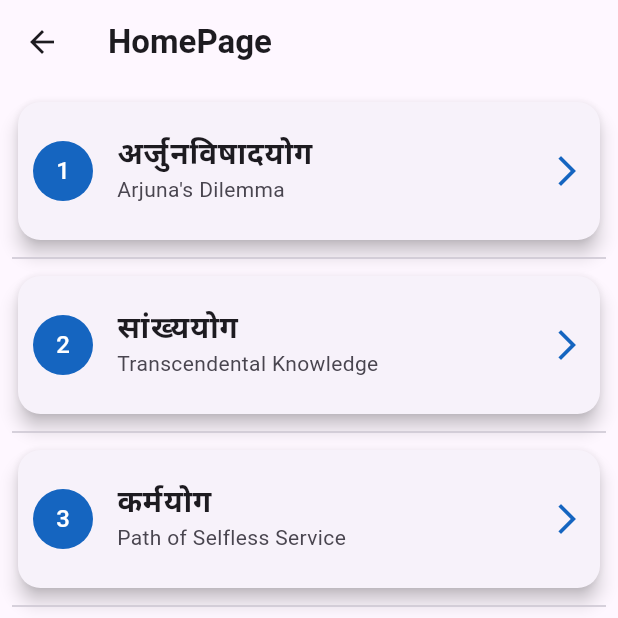
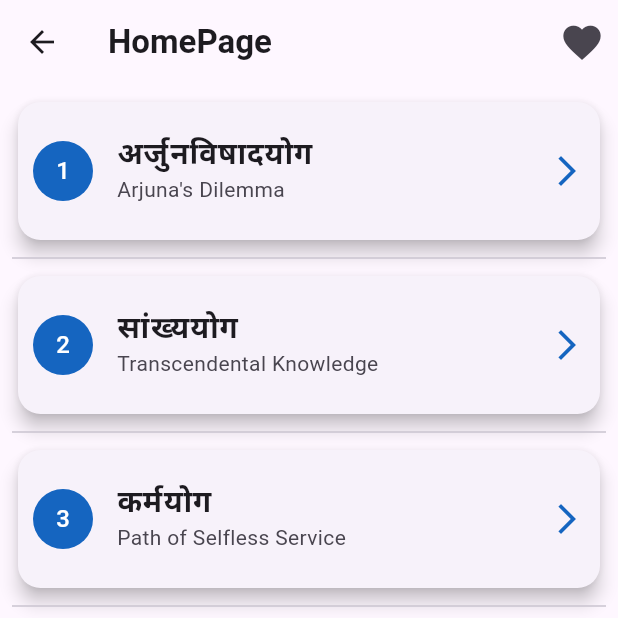
Before and after one commit to foramgondaliya/Departure, a Flutter app: the screen it shows after launch, after a tap on "Hindi", on a phone screen of 412 x 824 dp, the top half of it. Run offline on Flutter 3.47's test engine with Material 3 defaults, Android fonts, the phone set to English and light mode, and no system bars; missing offline and left inert: flutter_inappwebview; network calls fail.

Commit message:
17-07-2024

```diff
--- a/lib/Sceens/homePage.dart
+++ b/lib/Sceens/homePage.dart
@@ -30,6 +30,17 @@ class _HomePageState extends State<HomePage> {
           "HomePage",
           style: TextStyle(fontSize: 22, fontWeight: FontWeight.bold),
         ),
+        actions: [
+          IconButton(
+            onPressed: () {
+              Navigator.of(context).pushNamed('favouritePage',);
+            },
+            icon: Icon(
+              Icons.favorite,
+              size: 30,
+            ),
+          )
+        ],
       ),
       body: FutureBuilder(
         future: jsonData,
--- a/lib/Sceens/language.dart
+++ b/lib/Sceens/language.dart
@@ -1,135 +1,97 @@
 import 'package:bhagwatgita/Provider/themeProvider.dart';
+import 'package:flutter/cupertino.dart';
 import 'package:flutter/material.dart';
 import 'package:provider/provider.dart';
 
-class Language extends StatefulWidget {
-  const Language({super.key});
+class LanguagePage extends StatefulWidget {
+  const LanguagePage({Key? key}) : super(key: key);
 
   @override
-  State<Language> createState() => _LanguageState();
+  State<LanguagePage> createState() => _LanguagePageState();
 }
 
-class _LanguageState extends State<Language> {
+class _LanguagePageState extends State<LanguagePage> {
   @override
   Widget build(BuildContext context) {
     return Scaffold(
-      body: Column(
-        mainAxisAlignment: MainAxisAlignment.end,
+      body: Center(
+        child: Container(
+          decoration: BoxDecoration(
+            //color: Colors.amber,
+            image: DecorationImage(
+              fit: BoxFit.cover,
+              image: NetworkImage(
+                "https://i.pinimg.com/736x/95/b1/cc/95b1ccc7fd0a6ebb6ad4fbf16db54ec6.jpg",
+              ),
+            ),
+          ),
+          child: Stack(
             children: [
-          Switch(
+              Positioned(
+                top: 40,
+                right: 20,
+                child: Switch(
                   value: Provider.of<ThemeProvider>(context).istap,
                   onChanged: (val) {
                     Provider.of<ThemeProvider>(context, listen: false)
                         .changetheme(val);
-              }),
-          Stack(
-            children: [
-              Container(
-                decoration: BoxDecoration(
-                  image: DecorationImage(
-                    image: NetworkImage(
-                      "https://i.pinimg.com/736x/95/b1/cc/95b1ccc7fd0a6ebb6ad4fbf16db54ec6.jpg",
-                    ),
-                    fit: BoxFit.cover,
+                  },
                 ),
               ),
-              ),
-              Container(
-                color:
-                    Colors.black.withOpacity(0.5), // Semi-transparent overlay
-              ),
-              Padding(
-                padding: const EdgeInsets.symmetric(
-                    vertical: 80.0, horizontal: 16.0),
-                child: Column(
+              Column(
                 mainAxisAlignment: MainAxisAlignment.end,
                 children: [
-                    GestureDetector(
+                  Row(
+                    mainAxisAlignment: MainAxisAlignment.center,
+                    children: [
+                      Column(
+                        mainAxisAlignment: MainAxisAlignment.start,
+                        children: [
+                          Card(
+                            color: Colors.white.withOpacity(0.4),
+                            child: GestureDetector(
                               onTap: () {
                                 Navigator.of(context).pushNamed('homePage');
                               },
-                      child: Card(
-                        elevation: 8,
-                        shadowColor: Colors.black.withOpacity(0.2),
-                        shape: RoundedRectangleBorder(
-                          borderRadius: BorderRadius.circular(15),
-                        ),
                               child: Container(
                                 alignment: Alignment.center,
-                          height: 80,
-                          decoration: BoxDecoration(
-                            borderRadius: BorderRadius.circular(15),
-                            color: Colors.black.withOpacity(0.9),
-                          ),
-                          child: Row(
-                            mainAxisAlignment: MainAxisAlignment.center,
-                            children: [
-                              Icon(
-                                Icons.language,
-                                size: 30,
-                                color: Colors.white,
-                              ),
-                              SizedBox(width: 10),
-                              Text(
+                                height: 65,
+                                width: 400,
+                                child: Text(
                                   "Hindi",
-                                style: TextStyle(
-                                  fontSize: 22,
-                                  color: Colors.white,
-                                  fontWeight: FontWeight.bold,
-                                ),
-                              ),
-                            ],
+                                  style: TextStyle(color: Colors.white),
                                 ),
                               ),
                             ),
                           ),
-                    SizedBox(height: 20),
-                    GestureDetector(
+                          Card(
+                            color: Colors.white.withOpacity(0.4),
+                            child: GestureDetector(
                               onTap: () {
-                        Navigator.of(context).pushNamed('homePageEnglish');
+                                Navigator.of(context)
+                                    .pushNamed('homePageEnglish');
                               },
-                      child: Card(
-                        elevation: 8,
-                        shadowColor: Colors.black.withOpacity(0.2),
-                        shape: RoundedRectangleBorder(
-                          borderRadius: BorderRadius.circular(15),
-                        ),
                               child: Container(
                                 alignment: Alignment.center,
-                          height: 80,
-                          decoration: BoxDecoration(
-                            borderRadius: BorderRadius.circular(15),
-                            color: Colors.black.withOpacity(0.9),
-                          ),
-                          child: Row(
-                            mainAxisAlignment: MainAxisAlignment.center,
-                            children: [
-                              Icon(
-                                Icons.language,
-                                size: 30,
-                                color: Colors.white,
-                              ),
-                              SizedBox(width: 10),
-                              Text(
+                                height: 65,
+                                width: 400,
+                                child: Text(
                                   "English",
-                                style: TextStyle(
-                                  fontSize: 22,
-                                  color: Colors.white,
-                                  fontWeight: FontWeight.bold,
-                                ),
-                              ),
-                            ],
+                                  style: TextStyle(color: Colors.white),
                                 ),
                               ),
                             ),
                           ),
                         ],
                       ),
+                    ],
                   ),
                 ],
               ),
             ],
           ),
+        ),
+      ),
     );
   }
 }
--- a/lib/main.dart
+++ b/lib/main.dart
@@ -1,6 +1,7 @@
 import 'package:bhagwatgita/Provider/themeProvider.dart';
 import 'package:bhagwatgita/Sceens/detailPage..dart';
 import 'package:bhagwatgita/Sceens/detailPageEnglish.dart';
+import 'package:bhagwatgita/Sceens/favouritePage.dart';
 import 'package:bhagwatgita/Sceens/homePage.dart';
 import 'package:bhagwatgita/Sceens/homePageEnglish.dart';
 import 'package:bhagwatgita/Sceens/language.dart';
@@ -12,7 +13,9 @@ void main() {
   runApp(
     MultiProvider(
       providers: [
-        ChangeNotifierProvider(create: (context) => ThemeProvider()),
+        ChangeNotifierProvider(
+          create: (context) => ThemeProvider(),
+        ),
       ],
       child: myApp(),
     ),
@@ -33,11 +36,12 @@ class myApp extends StatelessWidget {
       debugShowCheckedModeBanner: false,
       routes: {
         '/': (context) => splashScreen(),
-        'language': (context) => Language(),
+        'language': (context) => LanguagePage(),
         'homePage': (context) => HomePage(),
         'homePageEnglish': (context) => HomePageEnglish(),
         'detailPage': (context) => DetailPage(),
         'detailPageEnglish': (context) => DetailPageEnglish(),
+        'favouritePage': (context) => favouritePage(),
       },
     );
     ;
--- a/pubspec.yaml
+++ b/pubspec.yaml
@@ -36,6 +36,7 @@ dependencies:
   # Use with the CupertinoIcons class for iOS style icons.
   cupertino_icons: ^1.0.6
   provider:
+  flutter_inappwebview: ^6.0.0
 
 dev_dependencies:
   flutter_test:
```
Also changed, not shown: assets/JSON/data.json (+36 -18 lines), lib/Modal/favourite.dart (added, +8 -0 lines), lib/Sceens/detailPage..dart (+25 -1 lines), lib/Sceens/favouritePage.dart (added, +76 -0 lines), lib/Sceens/favouritePageEnglish.dart (added, +76 -0 lines), lib/Sceens/homePageEnglish.dart (+13 -0 lines), pubspec.lock. Lines whose indentation alone changed are shown as unchanged.
